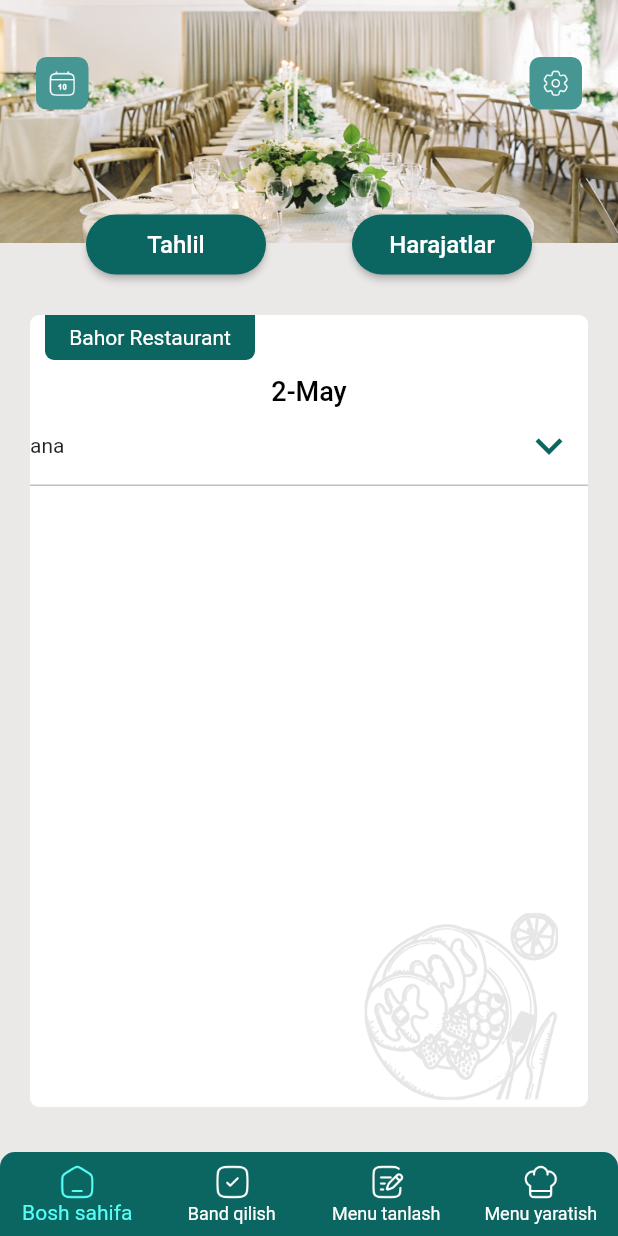
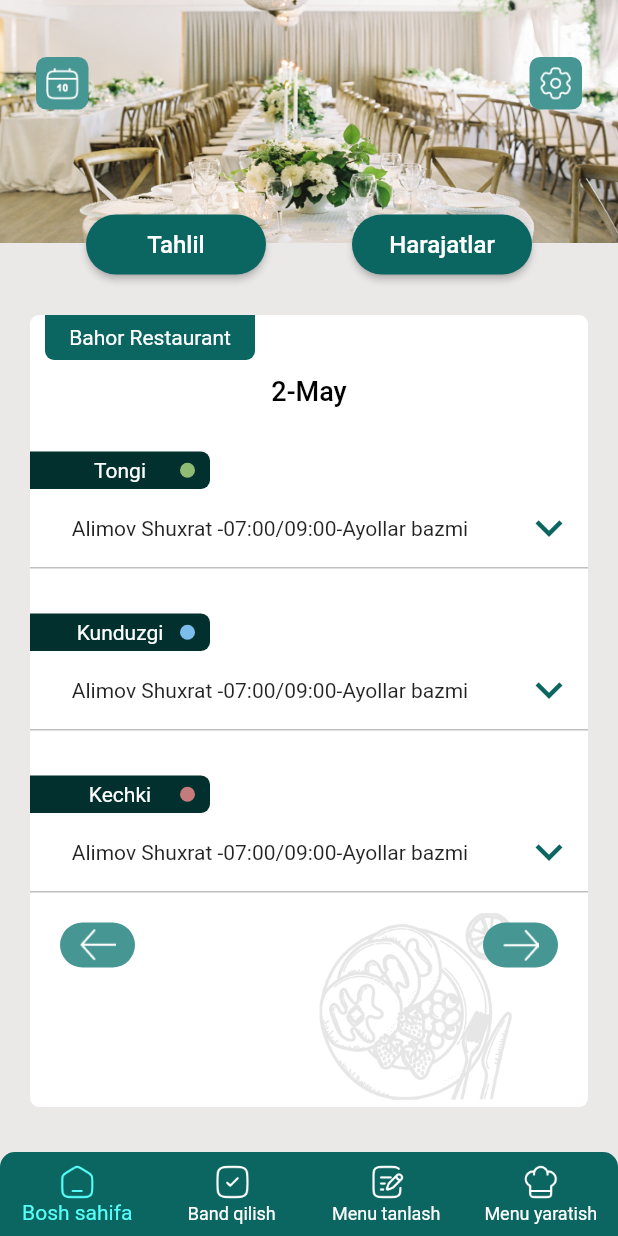
Before and after one commit to alimovjamshid/RestAdmin, a Flutter app: the screen it shows after launch, on a phone screen of 412 x 824 dp. Run offline on Flutter 3.47's test engine with Material 2 defaults, Android fonts, the phone set to English and light mode, and no system bars; drawn by our look-alikes of expandable; our stand-ins replace table_calendar; missing offline and left inert: dart:ffi.

Commit message:
13.07.2023

```diff
--- a/lib/Utils.dart
+++ b/lib/Utils.dart
@@ -18,6 +18,7 @@ final Color colorAppBarLight = Color(0xFFE3F8F7);
 final Color colorSelect = Color(0xFF55FFF8);
 final Color colorView = Color(0xFFC0C0C0);
 final Color colorText = Color(0xFF817E7E);
+final Color colorOnSelect = Color(0xFF62BAEC);
 
 final months = ["Yanvar","Fevral","Mart","Aprel","May","Iyun","Iyul","Avgust","Sentabr","Oktabr","Noyabr","Dekabr"];
 
--- a/lib/page/bron/widgets/BronElevatedButton.dart
+++ b/lib/page/bron/widgets/BronElevatedButton.dart
@@ -2,6 +2,7 @@ import 'dart:ui';
 
 import 'package:flutter/cupertino.dart';
 import 'package:flutter/material.dart';
+import 'package:restadmin/main.dart';
 import 'package:restadmin/page/bron/BronPage.dart';
 
 import '../../../Utils.dart';
@@ -23,9 +24,6 @@ class BronELevatedButton extends StatefulWidget {
 
 class _BronELevatedButtonState extends State<BronELevatedButton> {
 
-  void data(){
-
-  }
   @override
   Widget build(BuildContext context) {
     return ElevatedButton (
@@ -50,7 +48,7 @@ class _BronELevatedButtonState extends State<BronELevatedButton> {
               break;
           }
           debugPrint(partDay.toString());
-          // widget.select = !widget.select;
+
         });
       },
       style: ElevatedButton.styleFrom(
--- a/lib/page/home/HomePage.dart
+++ b/lib/page/home/HomePage.dart
@@ -1,10 +1,14 @@
 import 'package:expandable/expandable.dart';
 import 'package:flutter/material.dart';
 import 'package:restadmin/Utils.dart';
+import 'package:restadmin/page/bron/widgets/OldTextField.dart';
+import 'package:restadmin/page/home/widgets/AboutDayPart.dart';
 import 'package:restadmin/page/home/widgets/CustomCalendarDialog.dart';
 import 'package:restadmin/page/home/widgets/CustomExpanceDialog.dart';
 import 'package:restadmin/page/home/widgets/CustomELevetedButton.dart';
 import 'package:restadmin/page/home/widgets/CustomIconButton.dart';
+import 'package:restadmin/page/home/widgets/CustomText.dart';
+import 'package:table_calendar/table_calendar.dart';
 
 class HomePage extends StatelessWidget {
 
@@ -90,6 +94,18 @@ class HomePage extends StatelessWidget {
                     borderRadius: BorderRadius.circular(6))),
             child: Stack(
               children:[
+                Align(
+                  alignment: Alignment.bottomRight,
+                  child: Padding(
+                    padding: const EdgeInsets.only(right: 50,bottom: 5),
+                    child: Image.asset("assets/eat.png",width: 130),
+                  ),
+                ),
+                SingleChildScrollView(
+                  physics: BouncingScrollPhysics(),
+                  child: Column(
+                    mainAxisAlignment: MainAxisAlignment.spaceBetween,
+                  children: [
                     Column(
                       children: [
                         Padding(
@@ -115,31 +131,39 @@ class HomePage extends StatelessWidget {
                         ),
                         SizedBox(height: 10,),
                         Text("2-May",style: TextStyle(fontSize: 18,color: Colors.black,fontWeight: FontWeight.w500),),
-                  ExpandablePanel(
-                      collapsed: Container(
-                        color: colorText,
-                        height: 0,
+                      ],
                     ),
-                      expanded: Text("uka asdhhjdshjashdjkj adshjhjadshjhjahadskj asdhhjadsjadhjaskj"),
-                    header: Text("ana"),
-                    theme: ExpandableThemeData(
-                      hasIcon: true,
-                      iconColor: colorGreen3,
-                      iconSize: 36,
-                      headerAlignment: ExpandablePanelHeaderAlignment.center
+                    SizedBox(height: 30,),
+                    Column(
+                      children: [
+                        CustomText(text: "Tongi",circleColor: colorGreen),
+                        AboutDayPart(),
+                        Container(color: colorView,height: 1,),
+                        SizedBox(height: 30,),
+                        CustomText(text: "Kunduzgi", circleColor: colorBlue),
+                        AboutDayPart(),
+                        Container(color: colorView,height: 1,),
+                        SizedBox(height: 30,),
+                        CustomText(text: "Kechki", circleColor: colorPink),
+                        AboutDayPart(),
+                        Container(color: colorView,height: 1,),
+                      ],
+                    ),
+                    SizedBox(height: 20,),
+                    Padding(
+                      padding: const EdgeInsets.symmetric(horizontal: 20),
+                      child: Row(
+                        mainAxisAlignment: MainAxisAlignment.spaceBetween,
+                        children: [
+                          CustomIconButton(onPressed: (){},imageIcon: "assets/lefta.png",height: 30,width: 50,borderRadius: 15,),
+                          CustomIconButton(onPressed: (){debugPrint("right");},imageIcon: "assets/righta.png",height: 30,width: 50,borderRadius: 15,)
+                        ],
                       ),
                     ),
-                  SizedBox(height: 0,),
-                  Container(color: colorView,height: 1,)
+                    SizedBox(height: 20,)
                   ],
               ),
-                Align(
-                  alignment: Alignment.bottomRight,
-                  child: Padding(
-                    padding: const EdgeInsets.only(right: 20,bottom: 5),
-                    child: Image.asset("assets/eat.png",width: 130),
                 ),
-                )
               ]
             ),
           )
--- /dev/null
+++ b/lib/page/home/widgets/AboutDayPart.dart
@@ -0,0 +1,79 @@
+import 'package:expandable/expandable.dart';
+import 'package:flutter/cupertino.dart';
+import 'package:flutter/material.dart';
+
+import '../../../Utils.dart';
+import '../../bron/widgets/OldTextField.dart';
+
+class AboutDayPart extends StatelessWidget {
+  const AboutDayPart({
+    super.key,
+  });
+
+  @override
+  Widget build(BuildContext context) {
+    return ExpandablePanel(
+      collapsed: Container(
+        color: colorText,
+        height: 0,
+      ),
+      expanded: Column(
+        children: [
+          OldTextField(text: "Tel raqam", width: 165, textColor: colorText),
+          SizedBox(height: 10,),
+          OldTextField(text: "Qo'shimcha raqam", width: 165, textColor: colorText),
+          SizedBox(height: 10,),
+          OldTextField(text: "Manzil", width: 165, textColor: colorText),
+          SizedBox(height: 10,),
+          OldTextField(text: "Oldindan to'lov", width: 165, textColor: colorText),
+          SizedBox(height: 10,),
+          OldTextField(text: "To'langan summa", width: 165, textColor: colorText),
+          SizedBox(height: 10,),
+          OldTextField(text: "Offitsiantlar soni", width: 165, textColor: colorText),
+          SizedBox(height: 10,),
+          OldTextField(text: "Mehmonlar soni", width: 165, textColor: colorText),
+          SizedBox(height: 10,),
+          OldTextField(text: "Boshlanish soni", width: 165, textColor: colorText),
+          SizedBox(height: 30,),
+
+          Align(
+              alignment: Alignment.centerLeft,
+              child: Padding(
+                  padding: const EdgeInsets.only(left: 10),
+                  child: Text("Tanlangan menu",style: TextStyle(fontSize: 16,color: Colors.black)))),
+
+          SizedBox(height: 20,),
+          OldTextField(text: "Birinchi taom", width: 165, textColor: colorText),
+          SizedBox(height: 10,),
+          OldTextField(text: "Ikkinchi taom", width: 165, textColor: colorText),
+          SizedBox(height: 10,),
+          OldTextField(text: "Standart menu", width: 165, textColor: colorText),
+          SizedBox(height: 10,),
+          OldTextField(text: "Bozorlik ro'yxati", width: 165, textColor: colorText),
+          SizedBox(height: 30,),
+
+          Align(
+              alignment: Alignment.centerLeft,
+              child: Padding(
+                  padding: const EdgeInsets.only(left: 10),
+                  child: Text("Tanlangan menu",style: TextStyle(fontSize: 16,color: Colors.black)))),
+
+          SizedBox(height: 20,),
+          OldTextField(text: "Sveta-muzika", width: 165, textColor: colorText),
+          SizedBox(height: 10,),
+          OldTextField(text: "Qo'shimcha offitsiantlar", width: 165, textColor: colorText),
+
+          SizedBox(height: 30,)
+        ],
+      ),
+      header: Text("Alimov Shuxrat -07:00/09:00-Ayollar bazmi",textAlign: TextAlign.center),
+      theme: ExpandableThemeData(
+          hasIcon: true,
+          iconColor: colorGreen3,
+          iconSize: 36,
+          tapHeaderToExpand: true,
+          headerAlignment: ExpandablePanelHeaderAlignment.center
+      ),
+    );
+  }
+}
--- a/lib/page/home/widgets/CustomIconButton.dart
+++ b/lib/page/home/widgets/CustomIconButton.dart
@@ -23,7 +23,8 @@ class CustomIconButton extends StatelessWidget {
       ),
       child: IconButton(
         onPressed: onPressed,
-        icon: ImageIcon(AssetImage(imageIcon!),color: Colors.white,),
+        padding: EdgeInsets.zero,
+        icon: ImageIcon(AssetImage(imageIcon!),color: Colors.white),
       ),
     );
   }
--- /dev/null
+++ b/lib/page/home/widgets/CustomText.dart
@@ -0,0 +1,52 @@
+import 'package:flutter/cupertino.dart';
+import 'package:flutter/material.dart';
+
+import '../../../Utils.dart';
+
+class CustomText extends StatelessWidget {
+  final String text;
+  final Color circleColor;
+  const CustomText({
+    super.key,required this.text, required this.circleColor,
+  });
+
+  @override
+  Widget build(BuildContext context) {
+    return Align(
+      alignment: Alignment.centerLeft,
+      child: Container(
+        width: 120,
+        height: 25,
+        decoration: ShapeDecoration(
+            shape: RoundedRectangleBorder(
+                borderRadius: BorderRadius.only(
+                    topRight: Radius.circular(6),
+                    bottomRight: Radius.circular(6)
+                )
+            ),
+            color: colorGreen4
+        ),
+        child: Stack(
+          alignment: Alignment.center,
+          children: [
+            Text(
+              text,
+              textAlign: TextAlign.right,
+              style: TextStyle(
+                  color: Colors.white
+              ),
+            ),
+            Align(
+              alignment: Alignment.centerRight,
+              widthFactor: 10,
+              child: CircleAvatar(
+                radius: 5,
+                backgroundColor: circleColor,
+              ),
+            )
+          ],
+        ),
+      ),
+    );
+  }
+}
--- a/lib/page/menu_select/MenuSelectPage.dart
+++ b/lib/page/menu_select/MenuSelectPage.dart
@@ -1,3 +1,4 @@
+import 'package:expandable/expandable.dart';
 import 'package:flutter/cupertino.dart';
 import 'package:flutter/material.dart';
 import 'package:restadmin/page/bron/widgets/CustomCalendar.dart';
@@ -11,12 +12,18 @@ import '../home/widgets/CustomCalendarDialog.dart';
 import '../home/widgets/CustomIconButton.dart';
 import '../home/widgets/DropDown.dart';
 
-class MenuSelectPage extends StatelessWidget {
+class MenuSelectPage extends StatefulWidget {
   MenuSelectPage({super.key});
 
+  @override
+  State<MenuSelectPage> createState() => _MenuSelectPageState();
+}
+
+class _MenuSelectPageState extends State<MenuSelectPage> {
   DateTime _focusedDay = DateTime.now();
 
   final Set<DateTime> _selectedDays = <DateTime>{};
+  bool ischecket = false;
 
   @override
   Widget build(BuildContext context) {
@@ -227,7 +234,70 @@ class MenuSelectPage extends StatelessWidget {
                   SizedBox(height: 5,),
                   Text("Standart Menu",style: TextStyle(fontSize: 18,color: Colors.black,fontWeight: FontWeight.w500)),
                   SizedBox(height: 10,),
-
+                  Container(
+                    height: 150,
+                    decoration: ShapeDecoration(
+                      shape: RoundedRectangleBorder(
+                        borderRadius: BorderRadius.circular(6),
+                        side: BorderSide(color: colorGreen2,width: 3)
+                      )
+                    ),
+                    child: Stack(
+                      children: [
+                        Align(
+                          alignment: Alignment.topCenter,
+                          child: Padding(
+                            padding: const EdgeInsets.only(top: 10),
+                            child: Text("Oddiy menu",style: TextStyle(color: colorGreen2)),
+                          ),
+                        ),
+                        Align(
+                          alignment: Alignment.topRight,
+                          child: Checkbox(
+                            value: ischecket,
+                            onChanged: (value) {
+                              setState(() {
+                                ischecket = value!;
+                              });
+                          },
+                            side: BorderSide(color: colorGreen2,width: 2),
+                            shape: RoundedRectangleBorder(borderRadius: BorderRadius.circular(3)),
+                            activeColor: colorGreen2,
+                            autofocus: true,
+                          ),
+                        ),
+                        // Align(
+                        //   alignment: Alignment.topRight,
+                        //   child: SingleChildScrollView(
+                        //     child: ExpandablePanel(
+                        //         collapsed: Container(height: 0,width: 0,),
+                        //         expanded: Text("dssddsdssd"),
+                        //       header: Text("dsdsdsds\n\n\nfdsfdfsddsdsdsds\n\n\nfdsfdfsddsdsdsds\n\n\nfdsfdfsddsdsdsds\n\n\nfdsfdfsddsdsdsds\n\n\nfdsfdfsd"),
+                        //       theme: ExpandableThemeData(
+                        //         headerAlignment: ExpandablePanelHeaderAlignment.center,
+                        //         iconSize: 36,
+                        //       ),
+                        //     ),
+                        //   ),
+                        // )
+                        Align(
+                          alignment: Alignment.bottomLeft,
+                          child: Padding(
+                            padding: const EdgeInsets.all(10),
+                            child: Text("1 kishiga 45 ming",style: TextStyle(color: colorGreen2,fontSize: 18)),
+                          ),
+                        ),
+                        Align(
+                          alignment: Alignment.bottomRight,
+                          child: Padding(
+                            padding: EdgeInsets.all(10),
+                            child: Text("Ko'proq ko'rish",style: TextStyle(fontSize: 16,color: colorOnSelect)),
+                          ),
+                        )
+                      ],
+                    ),
+                  ),
+                  SizedBox(height: 20,)
                 ],
               ),
             ),
```
Also changed, not shown: assets/lefta.png (added), assets/righta.png (added), lib/generated/assets.dart. Lines whose indentation alone changed are shown as unchanged.
